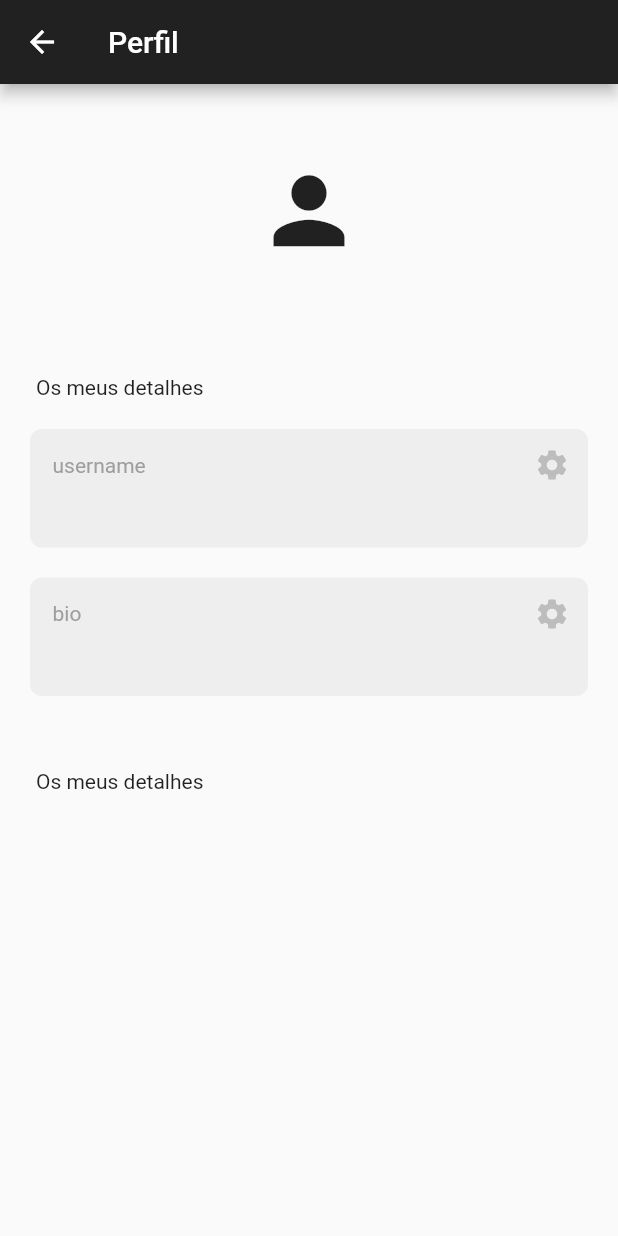
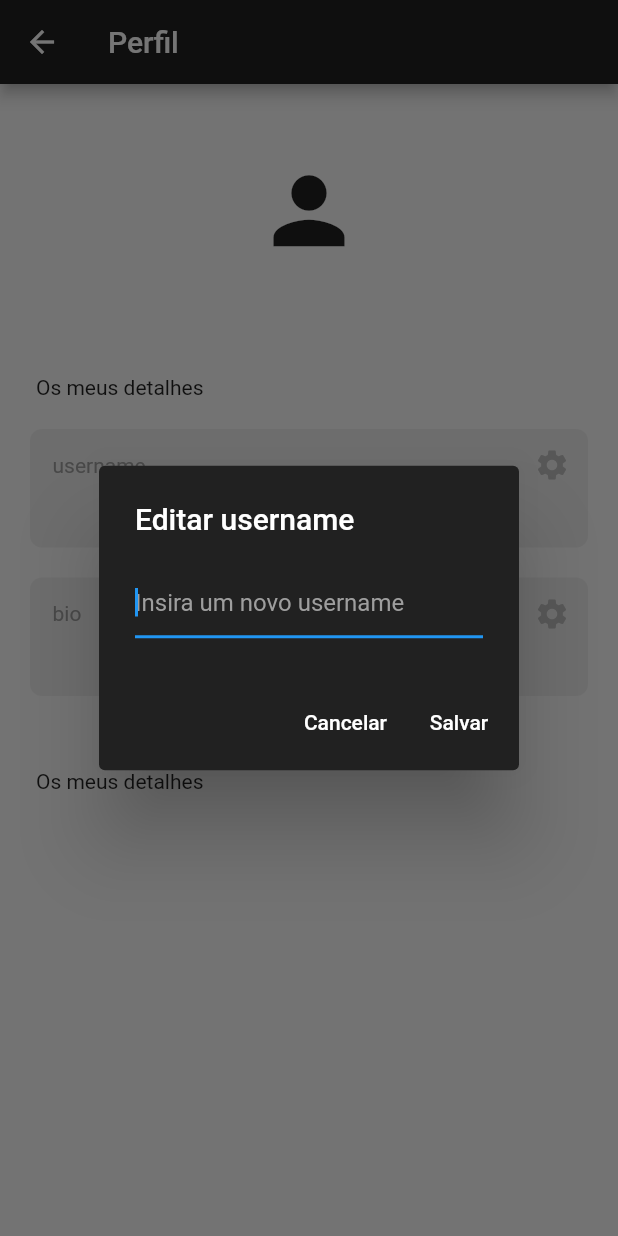
Before and after one commit to anotherlusitano/pomachat, a Flutter app: the ProfilePage screen opened directly, after a tap on the "settings" icon, on a phone screen of 412 x 824 dp. Run offline on Flutter 3.47's test engine with Material 2 defaults, Android fonts, the phone set to English and light mode, and no system bars; our stand-ins replace cloud_firestore, firebase_auth, firebase_core; accounts and stored records are empty; generated files the repository leaves out were written again.

Commit message:
Add feature to the edit button on profile page to enable users to update their name and bio details

```diff
--- a/lib/pages/profile_page.dart
+++ b/lib/pages/profile_page.dart
@@ -13,7 +13,59 @@ class ProfilePage extends StatefulWidget {
 class _ProfilePageState extends State<ProfilePage> {
   final currentUser = FirebaseAuth.instance.currentUser;
 
-  Future<void> editField(String field) async {}
+  // all users
+  final usersCollection = FirebaseFirestore.instance.collection('Users');
+
+  Future<void> editField(String field) async {
+    String newValue = "";
+    await showDialog(
+      context: context,
+      builder: (context) => AlertDialog(
+        backgroundColor: Colors.grey[900],
+        title: Text(
+          'Editar $field',
+          style: const TextStyle(
+            color: Colors.white,
+          ),
+        ),
+        content: TextField(
+          autofocus: true,
+          style: const TextStyle(color: Colors.white),
+          decoration: InputDecoration(
+            hintText: 'Insira um novo $field',
+            hintStyle: const TextStyle(color: Colors.grey),
+          ),
+          onChanged: (value) {
+            newValue = value;
+          },
+        ),
+        actions: [
+          // cancel button
+          TextButton(
+            onPressed: () => Navigator.pop(context),
+            child: const Text(
+              'Cancelar',
+              style: TextStyle(color: Colors.white),
+            ),
+          ),
+
+          // save button
+          TextButton(
+            onPressed: () => Navigator.of(context).pop(newValue),
+            child: const Text(
+              'Salvar',
+              style: TextStyle(color: Colors.white),
+            ),
+          ),
+        ],
+      ),
+    );
+
+    // update in firestore
+    if (newValue.trim().isNotEmpty) {
+      await usersCollection.doc(currentUser!.email).update({field: newValue});
+    }
+  }
 
   @override
   Widget build(BuildContext context) {
```
